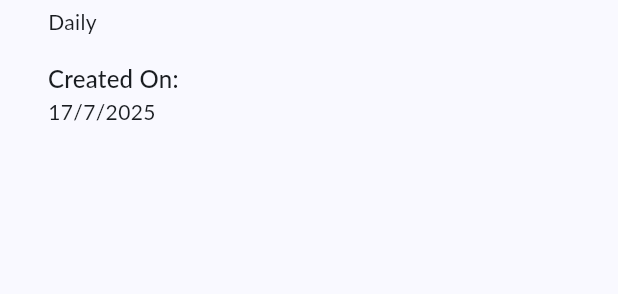
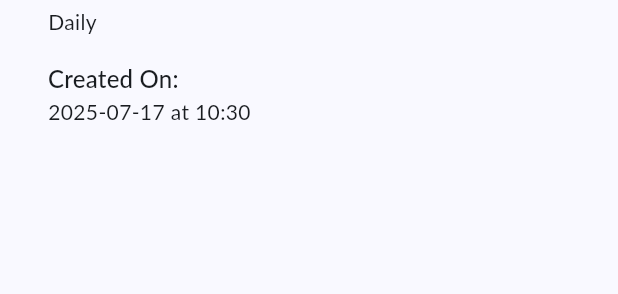
Before and after one commit to Mhd-Az100/habit_tracker, a Flutter app: the HabitDetailSheet widget shown alone on an empty page, opened directly with empty values, on a phone screen of 412 x 824 dp. Shown: the part 251-545 px from the top of the screen. Run offline on Flutter 3.47's test engine with Material 3 defaults, Android fonts, the phone set to English and light mode, and no system bars; our stand-ins replace flutter_bloc, freezed_annotation, get_it, hive, injectable; accounts and stored records are empty; Roboto replaces fonts that are missing (Lato).

Commit message:
fix bugs in habit details

```diff
--- a/lib/core/extensions/date_time_extension.dart
+++ b/lib/core/extensions/date_time_extension.dart
@@ -5,4 +5,9 @@ extension DateTimeX on DateTime {
   String toNormalizedDateString() {
     return '$year-${month.toString().padLeft(2, '0')}-${day.toString().padLeft(2, '0')}';
   }
+  /// Formats the [DateTime] object into a 'HH:MM' string.
+  /// This format is suitable for displaying time in a user-friendly way.
+  String toNormalizedTimeString() {
+    return '${hour.toString().padLeft(2, '0')}:${minute.toString().padLeft(2, '0')}';
+  }
 }
--- a/lib/features/habit/domain/entities/habit_entity.dart
+++ b/lib/features/habit/domain/entities/habit_entity.dart
@@ -12,7 +12,7 @@ class HabitEntity with _$HabitEntity {
     required DateTime createdAt,
     required RecurrenceType recurrenceType, // Enum for Daily, Weekly, Every X Days
     @Default([]) List<String> completionDates, // Stores YYYY-MM-DD strings for completed days
-    List<int>? daysOfWeek, // For weekly recurrence: 1=Monday, 7=Sunday
+    List<int>? daysOfWeek, // weekly recurrence: 1=Monday, 7=Sunday
     int? everyXDays, // For "every X days" recurrence
   }) = _HabitEntity;
 }
--- a/lib/features/habit/presentation/widgets/add_habit_sheet.dart
+++ b/lib/features/habit/presentation/widgets/add_habit_sheet.dart
@@ -127,7 +127,7 @@ class _AddHabitSheetState extends State<AddHabitSheet> {
               Wrap(
                 spacing: 8.0,
                 children: List.generate(7, (index) {
-                  final dayIntValue = index + 1;
+                  final dayIntValue = index;
                   final dayOfWeek = DayOfWeek.values[index];
                   final isSelected = _selectedDaysOfWeek.contains(dayIntValue);
 
--- a/lib/features/habit/presentation/widgets/habit_details.dart
+++ b/lib/features/habit/presentation/widgets/habit_details.dart
@@ -2,6 +2,7 @@ import 'package:flutter/material.dart';
 import 'package:flutter_bloc/flutter_bloc.dart';
 import 'package:habit_tracker/core/enums/day_of_week.dart';
 import 'package:habit_tracker/core/enums/recurrence_type.dart';
+import 'package:habit_tracker/core/extensions/date_time_extension.dart';
 import 'package:habit_tracker/core/extensions/string_extension.dart';
 import 'package:habit_tracker/core/helpers/show_bottom_sheet.dart';
 import 'package:habit_tracker/core/widgets/full_page_bottom_sheet.dart';
@@ -66,7 +67,7 @@ class HabitDetailSheet extends StatelessWidget {
             const SizedBox(height: 16),
             Text('Created On:', style: Theme.of(context).textTheme.titleMedium),
             Text(
-              '${habit.createdAt.day}/${habit.createdAt.month}/${habit.createdAt.year}',
+             '${habit.createdAt.toNormalizedDateString()} at ${habit.createdAt.toNormalizedTimeString()}',
               style: Theme.of(context).textTheme.bodyMedium,
             ),
             const Spacer(),
@@ -126,11 +127,8 @@ class HabitDetailSheet extends StatelessWidget {
           ),
           ElevatedButton(
             onPressed: () {
-              Navigator.of(ctx).pop(); // Dismiss confirmation dialog
-              Navigator.of(context).pop(); // Dismiss detail sheet
-              // FIX: Use the 'context' that has the BlocProvider as an ancestor.
-              // The 'context' parameter of _confirmDelete is the one from HabitDetailSheet's build method.
-              // It should work if HabitsScreen is correctly set up.
+              Navigator.of(ctx).pop();
+              Navigator.of(context).pop();
               context.read<HabitBloc>().add(HabitEvent.deleteHabit(habit.id));
             },
             style: ElevatedButton.styleFrom(
```
